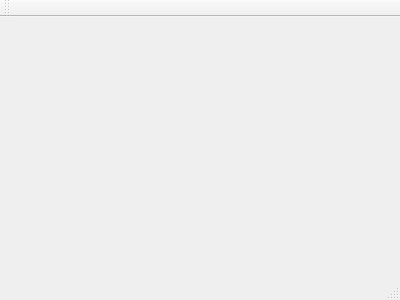
Above: QtMainWindowApp/mainwindow.ui from DamiaNova/PraksaLjeto2018 before the change. Below: the same form after it.
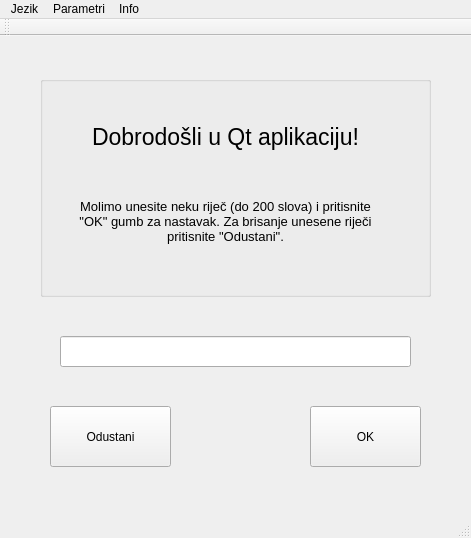
That is the form after the change.

Patch:
```diff
--- a/QtMainWindowApp/mainwindow.ui
+++ b/QtMainWindowApp/mainwindow.ui
@@ -1,24 +1,223 @@
 <ui version="4.0">
  <class>MainWindow</class>
- <widget class="QMainWindow" name="MainWindow" >
-  <property name="geometry" >
+ <widget class="QMainWindow" name="MainWindow">
+  <property name="geometry">
    <rect>
     <x>0</x>
     <y>0</y>
-    <width>400</width>
-    <height>300</height>
+    <width>471</width>
+    <height>538</height>
    </rect>
   </property>
   <property name="windowTitle" >
    <string>MainWindow</string>
   </property>
-  <widget class="QMenuBar" name="menuBar" />
-  <widget class="QToolBar" name="mainToolBar" />
-  <widget class="QWidget" name="centralWidget" />
-  <widget class="QStatusBar" name="statusBar" />
+  <widget class="QWidget" name="centralWidget">
+   <widget class="QGroupBox" name="groupBox">
+    <property name="geometry">
+     <rect>
+      <x>40</x>
+      <y>40</y>
+      <width>391</width>
+      <height>221</height>
+     </rect>
+    </property>
+    <property name="title">
+     <string/>
+    </property>
+    <property name="alignment">
+     <set>Qt::AlignCenter</set>
+    </property>
+    <widget class="QLabel" name="Naslov">
+     <property name="geometry">
+      <rect>
+       <x>20</x>
+       <y>30</y>
+       <width>331</width>
+       <height>61</height>
+      </rect>
+     </property>
+     <property name="font">
+      <font>
+       <pointsize>17</pointsize>
+      </font>
+     </property>
+     <property name="text">
+      <string>Dobrodošli u Qt aplikaciju!</string>
+     </property>
+     <property name="alignment">
+      <set>Qt::AlignCenter</set>
+     </property>
+    </widget>
+    <widget class="QLabel" name="OpisApp">
+     <property name="geometry">
+      <rect>
+       <x>30</x>
+       <y>90</y>
+       <width>311</width>
+       <height>111</height>
+      </rect>
+     </property>
+     <property name="font">
+      <font>
+       <pointsize>10</pointsize>
+      </font>
+     </property>
+     <property name="layoutDirection">
+      <enum>Qt::LeftToRight</enum>
+     </property>
+     <property name="text">
+      <string>Molimo unesite neku riječ (do 200 slova) i pritisnite &quot;OK&quot; gumb za nastavak. Za brisanje unesene riječi pritisnite &quot;Odustani&quot;.</string>
+     </property>
+     <property name="alignment">
+      <set>Qt::AlignCenter</set>
+     </property>
+     <property name="wordWrap">
+      <bool>true</bool>
+     </property>
+    </widget>
+   </widget>
+   <widget class="QLineEdit" name="InputLine">
+    <property name="geometry">
+     <rect>
+      <x>60</x>
+      <y>300</y>
+      <width>351</width>
+      <height>31</height>
+     </rect>
+    </property>
+    <property name="alignment">
+     <set>Qt::AlignCenter</set>
+    </property>
+   </widget>
+   <widget class="QPushButton" name="OKgumb">
+    <property name="geometry">
+     <rect>
+      <x>310</x>
+      <y>370</y>
+      <width>111</width>
+      <height>61</height>
+     </rect>
+    </property>
+    <property name="font">
+     <font>
+      <pointsize>9</pointsize>
+     </font>
+    </property>
+    <property name="text">
+     <string>OK</string>
+    </property>
+   </widget>
+   <widget class="QPushButton" name="OdustaniGumb">
+    <property name="geometry">
+     <rect>
+      <x>50</x>
+      <y>370</y>
+      <width>121</width>
+      <height>61</height>
+     </rect>
+    </property>
+    <property name="font">
+     <font>
+      <pointsize>9</pointsize>
+     </font>
+    </property>
+    <property name="text">
+     <string>Odustani</string>
+    </property>
+   </widget>
+  </widget>
+  <widget class="QMenuBar" name="menuBar">
+   <property name="geometry">
+    <rect>
+     <x>0</x>
+     <y>0</y>
+     <width>471</width>
+     <height>26</height>
+    </rect>
+   </property>
+   <widget class="QMenu" name="menuJezik">
+    <property name="geometry">
+     <rect>
+      <x>339</x>
+      <y>116</y>
+      <width>159</width>
+      <height>126</height>
+     </rect>
+    </property>
+    <property name="title">
+     <string>Jezik</string>
+    </property>
+    <addaction name="actionHrvatski"/>
+    <addaction name="actionEngleski"/>
+    <addaction name="actionJapanski"/>
+   </widget>
+   <widget class="QMenu" name="menuParametri">
+    <property name="geometry">
+     <rect>
+      <x>386</x>
+      <y>116</y>
+      <width>159</width>
+      <height>102</height>
+     </rect>
+    </property>
+    <property name="title">
+     <string>Parametri</string>
+    </property>
+    <addaction name="actionDefault"/>
+    <addaction name="actionCustom"/>
+   </widget>
+   <widget class="QMenu" name="menuInfo">
+    <property name="title">
+     <string>Info</string>
+    </property>
+    <addaction name="actionInfo"/>
+   </widget>
+   <addaction name="menuJezik"/>
+   <addaction name="menuParametri"/>
+   <addaction name="menuInfo"/>
+  </widget>
+  <widget class="QToolBar" name="mainToolBar">
+   <attribute name="toolBarArea">
+    <enum>TopToolBarArea</enum>
+   </attribute>
+   <attribute name="toolBarBreak">
+    <bool>false</bool>
+   </attribute>
+  </widget>
+  <widget class="QStatusBar" name="statusBar"/>
+  <action name="actionHrvatski">
+   <property name="text">
+    <string>Hrvatski</string>
+   </property>
+  </action>
+  <action name="actionEngleski">
+   <property name="text">
+    <string>Engleski</string>
+   </property>
+  </action>
+  <action name="actionJapanski">
+   <property name="text">
+    <string>Japanski</string>
+   </property>
+  </action>
+  <action name="actionDefault">
+   <property name="text">
+    <string>Zadani</string>
+   </property>
+  </action>
+  <action name="actionCustom">
+   <property name="text">
+    <string>Prilagođeni...</string>
+   </property>
+  </action>
+  <action name="actionInfo">
+   <property name="text">
+    <string>O aplikaciji</string>
+   </property>
+  </action>
  </widget>
- <layoutDefault spacing="6" margin="11" />
- <pixmapfunction></pixmapfunction>
+ <layoutdefault spacing="6" margin="11"/>
  <resources/>
  <connections/>
 </ui>
```
Left out of the diff: 5 changed lines with no effect on the pictures.
